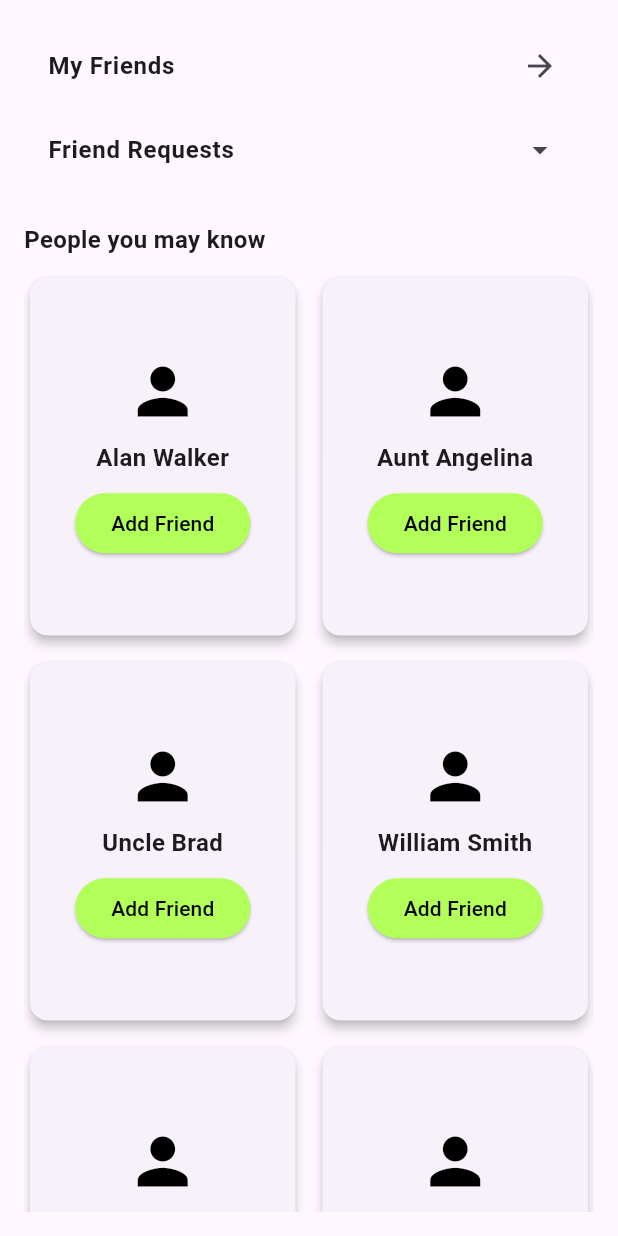
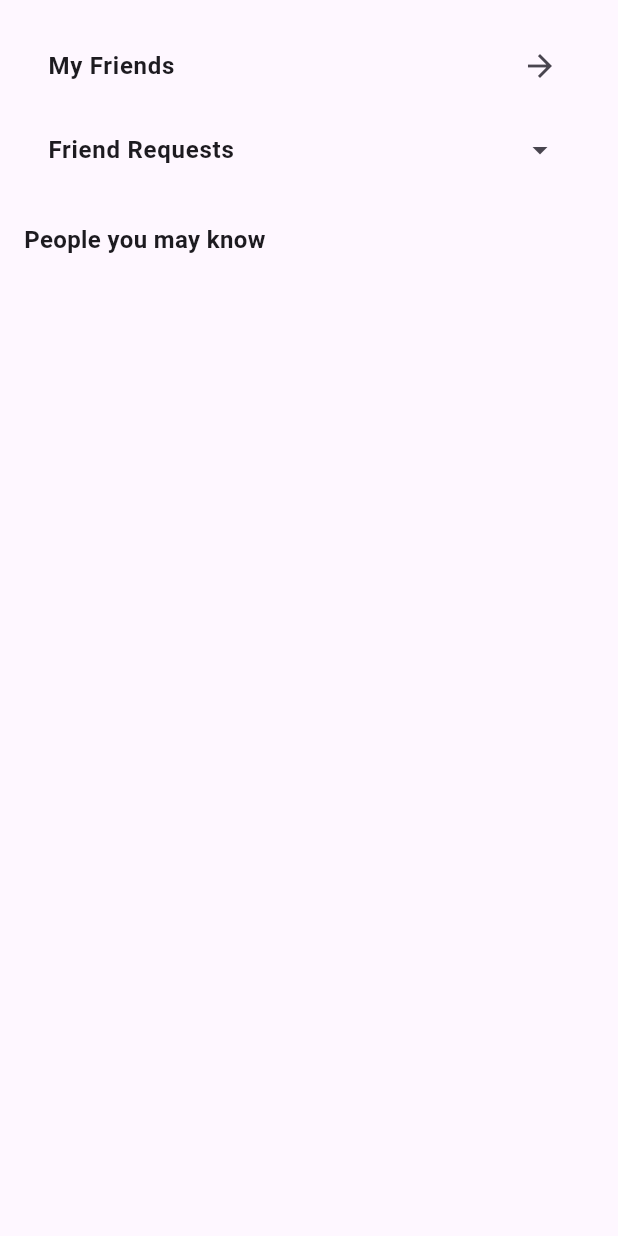
Before and after one commit to uhabit-cs320/uhabit-app, a Flutter app: the FriendScreen widget shown alone on an empty page, opened directly, on a phone screen of 412 x 824 dp. Run offline on Flutter 3.47's test engine with Material 3 defaults, Android fonts, the phone set to English and light mode, and no system bars; our stand-ins replace firebase_auth, firebase_core, font_awesome_flutter, google_sign_in, sign_in_with_apple; accounts and stored records are empty.

Commit message:
working friend system

```diff
--- a/lib/AppBar.dart
+++ b/lib/AppBar.dart
@@ -1,5 +1,5 @@
 import 'package:flutter/material.dart';
-import 'SettingsScreen.dart'; // Import the SettingsScreen
+// Import the SettingsScreen
 import 'NotificationScreen.dart'; // Import the NotificationScreen
 
 class CustomAppBar extends StatelessWidget implements PreferredSizeWidget {
--- a/lib/FriendScreen.dart
+++ b/lib/FriendScreen.dart
@@ -1,5 +1,10 @@
 import 'package:flutter/material.dart';
+import 'package:UHabit/models/friend.dart';
+import 'package:UHabit/models/friend_request.dart';
+import 'package:UHabit/services/friend/friend_service.dart';
+import 'package:UHabit/services/friend/friend_service_impl.dart';
 import 'FriendsListScreen.dart';
+import 'package:UHabit/models/user_profile.dart';
 
 class FriendScreen extends StatefulWidget {
   @override
@@ -7,63 +12,55 @@ class FriendScreen extends StatefulWidget {
 }
 
 class _FriendScreenState extends State<FriendScreen> {
+  final FriendService _friendService = FriendServiceImpl();
   bool showFriendRequests = false;
+  List<Friend> friends = [];
+  List<UserProfile> suggestedFriends = [];
+  List<FriendRequest> friendRequests = [];
+  List<FriendRequest> outgoingFriendRequests = [];
+  bool isLoading = true;
 
-  List<String> friendRequests = ['Gordon Ramsay', 'Ronaldo Nazario'];
-  List<Map<String, String>> suggestedUsers = [
-    {'name': 'Alan Walker'},
-    {'name': 'Aunt Angelina'},
-    {'name': 'Uncle Brad'},
-    {'name': 'William Smith'},
-    {'name': 'Taylor Swift'},
-    {'name': 'Travis Scott'}
-  ];
+  @override
+  void initState() {
+    super.initState();
+    _loadData();
+  }
 
-  List<Map<String, String>> friends = [
-    {'name': 'Trung Dang'},
-    {'name': 'Joe Lebedev'},
-    {'name': 'Zachary Tobey'},
-    {'name': 'Shanyu Thibaut Juneja'},
-    {'name': 'Mr. Treehari'}
-  ];
+  Future<void> _loadData() async {
+    setState(() => isLoading = true);
+    try {
+      final futures = await Future.wait([
+        _friendService.getFriends(),
+        _friendService.getSuggestedFriends(),
+        _friendService.getIncomingFriendRequests(),
+        _friendService.getOutgoingFriendRequests(),
+      ]);
+
+      setState(() {
+        friends = futures[0] as List<Friend>;
+        suggestedFriends = futures[1] as List<UserProfile>;
+        friendRequests = futures[2] as List<FriendRequest>;
+        outgoingFriendRequests = futures[3] as List<FriendRequest>;
+        isLoading = false;
+      });
+    } catch (e) {
+      print('Error loading friends data: $e');
+      setState(() => isLoading = false);
+    }
+  }
 
   void showSnackbar(BuildContext context, String message, Color color) {
     final snackBar = SnackBar(
-      content: Text(
-        message,
-        style: TextStyle(color: Colors.black),
-      ),
+      content: Text(message, style: TextStyle(color: Colors.black)),
       backgroundColor: color,
       duration: Duration(seconds: 2),
     );
     ScaffoldMessenger.of(context).showSnackBar(snackBar);
   }
 
-  @override
-  Widget build(BuildContext context) {
-    return Padding(
-      padding: const EdgeInsets.all(16.0),
-      child: Column(
-        crossAxisAlignment: CrossAxisAlignment.start,
+  Widget _buildFriendRequestsSection() {
+    return Column(
       children: [
-          // Navigate to My Friends list
-          ListTile(
-            title: Text(
-              'My Friends',
-              style: TextStyle(fontWeight: FontWeight.bold),
-            ),
-            trailing: Icon(Icons.arrow_forward),
-            onTap: () {
-              Navigator.push(
-                context,
-                MaterialPageRoute(
-                  builder: (context) => FriendsListScreen(friends: friends),
-                ),
-              );
-            },
-          ),
-
-          // Friend Requests section
         ListTile(
           title: Text(
             'Friend Requests',
@@ -79,22 +76,22 @@ class _FriendScreenState extends State<FriendScreen> {
           },
         ),
         if (showFriendRequests)
-            Column(
-              children: friendRequests
-                  .map((request) => ListTile(
-                title: Text(request),
+          ...friendRequests.where((request) => request.status == FriendRequestStatus.pending).map((request) => ListTile(
+            leading: CircleAvatar(
+                  radius: 20,
+                  backgroundImage: request.senderProfile?.photoUrl != null
+                    ? NetworkImage(request.senderProfile!.photoUrl!)
+                    : null,
+                ),
+            title: Text(request.senderProfile?.name ?? 'Unknown'),
             trailing: Row(
               mainAxisSize: MainAxisSize.min,
               children: [
                 IconButton(
                   icon: Icon(Icons.check, color: Colors.green),
-                      onPressed: () {
-                        setState(() {
-                          // Add the accepted friend to the friends list
-                          friends.add({'name': request});
-                          // Remove from friend requests
-                          friendRequests.remove(request);
-                        });
+                  onPressed: () async {
+                    await _friendService.acceptFriendRequest(request.senderId.toString());
+                    _loadData(); // Reload the data
                     showSnackbar(
                       context,
                       'Accepted friend request',
@@ -104,10 +101,9 @@ class _FriendScreenState extends State<FriendScreen> {
                 ),
                 IconButton(
                   icon: Icon(Icons.close, color: Colors.red),
-                      onPressed: () {
-                        setState(() {
-                          friendRequests.remove(request);
-                        });
+                  onPressed: () async {
+                    await _friendService.rejectFriendRequest(request.senderId.toString());
+                    _loadData(); // Reload the data
                     showSnackbar(
                       context,
                       'Rejected friend request',
@@ -117,9 +113,64 @@ class _FriendScreenState extends State<FriendScreen> {
                 ),
               ],
             ),
-              ))
-                  .toList(),
+          )).toList(),
+        if (showFriendRequests)
+          ...outgoingFriendRequests.where((request) => request.status == FriendRequestStatus.pending || request.status == FriendRequestStatus.rejected).map((request) => ListTile(
+          leading: CircleAvatar(
+            radius: 20,
+            backgroundImage: request.receiverProfile?.photoUrl != null
+              ? NetworkImage(request.receiverProfile!.photoUrl!)
+              : null,
           ),
+          title: Text(request.receiverProfile?.name ?? 'Unknown'),
+          trailing: switch(request.status) {
+            FriendRequestStatus.pending => IconButton(
+              icon: Icon(Icons.cancel, color: Colors.red),
+              onPressed: () async {
+                await _friendService.cancelFriendRequest(request.receiverId.toString());
+                _loadData();
+              },
+            ),
+            FriendRequestStatus.rejected => Icon(Icons.close, color: Colors.grey, size: 24),
+            _ => throw UnimplementedError(),
+          },
+          )).toList(),
+      ],
+    );
+  }
+
+  @override
+  Widget build(BuildContext context) {
+    if (isLoading) {
+      return Center(child: CircularProgressIndicator());
+    }
+
+    return Padding(
+      padding: const EdgeInsets.all(16.0),
+      child: SingleChildScrollView(
+        child: Column(
+          crossAxisAlignment: CrossAxisAlignment.start,
+          children: [
+            // Navigate to My Friends list
+            ListTile(
+              title: Text(
+                'My Friends',
+                style: TextStyle(fontWeight: FontWeight.bold),
+              ),
+              trailing: Icon(Icons.arrow_forward),
+              onTap: () {
+                Navigator.push(
+                  context,
+                  MaterialPageRoute(
+                    builder: (context) => FriendsListScreen(
+                      friends: friends,
+                    ),
+                  ),
+                );
+              },
+            ),
+
+            _buildFriendRequestsSection(),
 
             // Suggested Users Gallery
             Padding(
@@ -130,47 +181,52 @@ class _FriendScreenState extends State<FriendScreen> {
               ),
             ),
             SizedBox(height: 10),
-          Expanded(
-            child: GridView.builder(
+            GridView.builder(
+              shrinkWrap: true,
+              physics: NeverScrollableScrollPhysics(),
               gridDelegate: SliverGridDelegateWithFixedCrossAxisCount(
                 crossAxisCount: 2,
                 childAspectRatio: 3 / 4,
                 mainAxisSpacing: 10,
                 crossAxisSpacing: 10,
               ),
-              itemCount: suggestedUsers.length,
+              itemCount: suggestedFriends.length,
               itemBuilder: (context, index) {
-                final user = suggestedUsers[index];
+                final suggestedName = suggestedFriends[index].name;
                 return Card(
                   elevation: 3,
                   child: Column(
                     mainAxisAlignment: MainAxisAlignment.center,
                     children: [
-                      Icon(
-                        Icons.person,
-                        size: 50,
-                        color: Colors.black,
+                      CircleAvatar(
+                        radius: 60,
+                        backgroundImage: suggestedFriends[index].photoUrl != null
+                          ? NetworkImage(suggestedFriends[index].photoUrl!)
+                          : null,
                       ),
-                      SizedBox(height: 8),
+                      SizedBox(height: 6),
                       Text(
-                        user['name']!,
+                        suggestedName ?? '',
                         style: TextStyle(fontSize: 16, fontWeight: FontWeight.bold),
                         textAlign: TextAlign.center,
                       ),
-                      SizedBox(height: 8),
+                      SizedBox(height: 2),
                       ElevatedButton(
-                        onPressed: () {
-                          setState(() {
-                            suggestedUsers.removeAt(index);
-                          });
+                        onPressed: () async {
+                          final user = suggestedFriends[index];
+                          await _friendService.sendFriendRequest(user.id);
+                          _loadData();
                           showSnackbar(
                             context,
-                            'Friend request sent to ${user['name']}',
+                            'Friend request sent to ${user.name}',
                             Colors.tealAccent,
                           );
+                          setState(() {
+                            suggestedFriends.removeAt(index);
+                          });
                         },
                         style: ElevatedButton.styleFrom(
-                          backgroundColor: Colors.lightGreenAccent, // Background color
+                          backgroundColor: Colors.lightGreenAccent,
                         ),
                         child: Text('Add Friend',
                             style: TextStyle(color: Colors.black)),
@@ -180,8 +236,8 @@ class _FriendScreenState extends State<FriendScreen> {
                 );
               },
             ),
+          ],
         ),
-        ],
       ),
     );
   }
--- a/lib/NotificationScreen.dart
+++ b/lib/NotificationScreen.dart
@@ -1,5 +1,4 @@
 import 'package:flutter/material.dart';
-import 'SettingsScreen.dart';
 
 class NotificationScreen extends StatelessWidget {
   @override
--- a/lib/main.dart
+++ b/lib/main.dart
@@ -8,7 +8,6 @@ import 'CalendarScreen.dart';
 import 'HomeScreen.dart';
 import 'FriendScreen.dart';
 import 'AppBar.dart';
-import 'SplashScreen.dart';
 import 'services/auth_service.dart';
 import 'services/mock_user_profile_service.dart';
 import 'services/firebase_auth_service.dart';
@@ -16,6 +15,7 @@ import 'services/firebase_auth_service.dart';
 void main() async {
   WidgetsFlutterBinding.ensureInitialized();
   await Firebase.initializeApp();
+  print(Firebase.app().options);
   await FirebaseAuth.instance.useAuthEmulator('localhost', 9099);
 
   final userService = MockUserProfileService();
@@ -44,8 +44,8 @@ class MyApp extends StatelessWidget {
 
           return snapshot.hasData
             ? Screen()
-            // : SignUpScreen(authService: authService); #TODO: uncomment this
-          : Screen();
+            : SignUpScreen(authService: authService); //TODO: uncomment this
+          //: Screen();
         },
 
       ),
--- /dev/null
+++ b/lib/models/friend.dart
@@ -0,0 +1,49 @@
+// friend.dart
+import 'package:UHabit/models/user_profile.dart';
+
+enum FriendStatus {
+  friend,
+  restricted,
+  removed;
+
+  static FriendStatus fromString(String status) {
+    return FriendStatus.values.firstWhere(
+      (e) => e.name.toLowerCase() == status.toLowerCase(),
+      orElse: () => FriendStatus.friend,
+    );
+  }
+}
+
+class Friend {
+  final int id;
+  final int userId;
+  final int friendId;
+  final FriendStatus status;
+  final DateTime createdDate;
+  final DateTime updatedDate;
+  UserProfile? friendProfile;
+
+  Friend({
+    required this.id,
+    required this.userId,
+    required this.friendId,
+    required this.status,
+    required this.createdDate,
+    required this.updatedDate,
+    this.friendProfile,
+  });
+
+  factory Friend.fromJson(Map<String, dynamic> json) {
+    return Friend(
+      id: json['id'],
+      userId: json['userId'],
+      friendId: json['friendId'],
+      status: FriendStatus.fromString(json['status']),
+      createdDate: DateTime.parse(json['createdDate']),
+      updatedDate: DateTime.parse(json['updatedDate']),
+      friendProfile: json['friendProfile'] != null
+          ? UserProfile.fromJson(json['friendProfile'])
+          : null,
+    );
+  }
+}
--- /dev/null
+++ b/lib/models/friend_request.dart
@@ -0,0 +1,45 @@
+import 'package:UHabit/models/user_profile.dart';
+
+enum FriendRequestStatus {
+  pending,
+  accepted,
+  rejected,
+  rescinded;
+
+  static FriendRequestStatus fromIndex(int index) {
+    return FriendRequestStatus.values[index];
+  }
+
+  static FriendRequestStatus fromString(String status) {
+    return FriendRequestStatus.values.firstWhere((e) => e.name == status.toLowerCase());
+  }
+}
+
+class FriendRequest {
+  final int id;
+  final int senderId;
+  final int receiverId;
+  final DateTime date;
+  final FriendRequestStatus status;
+  UserProfile? senderProfile;
+  UserProfile? receiverProfile;
+
+  FriendRequest({
+    required this.id,
+    required this.senderId,
+    required this.receiverId,
+    required this.date,
+    required this.status,
+  });
+
+  factory FriendRequest.fromJson(Map<String, dynamic> json) {
+    print('Friend request: ${json}');
+    return FriendRequest(
+      id: json['id'],
+      senderId: json['senderId'],
+      receiverId: json['receiverId'],
+      date: DateTime.parse(json['date']),
+      status: FriendRequestStatus.fromString(json['status']),
+    );
+  }
+}
--- /dev/null
+++ b/lib/models/user_profile.dart
@@ -0,0 +1,30 @@
+
+
+class UserProfile {
+  final String id;
+  final String? name;
+  final String? email;
+  final String? photoUrl;
+  final String? bio;
+  final Map<String, int>? habits;
+
+  UserProfile({
+    required this.id,
+    required this.name,
+    this.email,
+    this.photoUrl,
+    this.bio,
+    this.habits,
+  });
+
+  factory UserProfile.fromJson(Map<String, dynamic> json) {
+    return UserProfile(
+      id: json['id'].toString(),
+      name: json['name'] as String?,
+      email: json['email'] as String?,
+      photoUrl: json['picture'] as String?,
+      bio: json['bio'] as String?,
+      habits: Map<String, int>.from(json['habits'] ?? {}),
+    );
+  }
+}
--- a/lib/services/api_user_profile_service.dart
+++ b/lib/services/api_user_profile_service.dart
@@ -1,4 +1,5 @@
 import 'dart:convert';
+import 'package:UHabit/models/user_profile.dart';
 import 'package:http/http.dart' as http;
 import 'user_profile_service.dart';
 
--- a/lib/services/auth_service.dart
+++ b/lib/services/auth_service.dart
@@ -1,5 +1,4 @@
 import 'package:firebase_auth/firebase_auth.dart';
-import 'user_profile_service.dart';
 
 abstract class AuthService {
   Stream<User?> get authStateChanges;
--- a/lib/services/firebase_auth_service.dart
+++ b/lib/services/firebase_auth_service.dart
@@ -3,6 +3,7 @@ import 'package:google_sign_in/google_sign_in.dart';
 import 'package:sign_in_with_apple/sign_in_with_apple.dart';
 import 'auth_service.dart';
 import 'user_profile_service.dart';
+import 'package:UHabit/models/user_profile.dart';
 
 class FirebaseAuthService implements AuthService {
   final FirebaseAuth _auth = FirebaseAuth.instance;
--- /dev/null
+++ b/lib/services/friend/friend_service_impl.dart
@@ -0,0 +1,138 @@
+// friend_service.dart
+import 'package:UHabit/models/friend.dart';
+import 'package:UHabit/models/user_profile.dart';
+import 'package:UHabit/services/api_utils.dart';
+import 'package:UHabit/services/friend/friend_service.dart';
+import 'package:UHabit/models/friend_request.dart';
+import 'package:UHabit/services/user_service.dart';
+
+class FriendServiceImpl implements FriendService {
+  @override
+  Future<List<Friend>> getFriends() async {
+    final response = await ApiUtils.get<List<Friend>>(
+      '/api/v1/friends',
+      (json) => (json as List)
+          .map((item) => Friend.fromJson(item))
+          .toList(),
+    );
+
+    if (response != null) {
+      final userService = UserService();
+      await Future.wait(
+        response.map((friend) async {
+          friend.friendProfile = await userService.getPublicProfile(friend.friendId);
+        })
+      );
+    }
+
+    return response ?? [];
+  }
+
+  @override
+  Future<void> removeFriend(String friendId) async {
+    await ApiUtils.delete('/api/v1/friends/$friendId');
+  }
+
+  @override
+  Future<bool> isFriend(String friendId) async {
+    final response = await ApiUtils.get<bool>(
+      '/api/v1/friends/isFriend/$friendId',
+      (json) => json as bool,
+    );
+    return response ?? false;
+  }
+
+  @override
+  Future<List<UserProfile>> getSuggestedFriends() async {
+    final response = await ApiUtils.get<List<UserProfile>>(
+      '/api/v1/friends/suggested',
+      (json) => (json as List)
+          .map((item) => UserProfile.fromJson(item))
+          .toList(),
+    );
+
+    print('Suggested friends: ${response}');
+    return response ?? [];
+  }
+
+  @override
+  Future<List<FriendRequest>> getIncomingFriendRequests() async {
+    final response = await ApiUtils.get<List<FriendRequest>>(
+      '/api/v1/friend-requests/incoming',
+      (json) => (json as List)
+          .map((item) => FriendRequest.fromJson(item))
+          .toList(),
+    );
+
+    if (response != null) {
+      final userService = UserService();
+      // Fetch public profiles for each sender
+      await Future.wait(
+        response.map((request) async {
+          request.senderProfile = await userService.getPublicProfile(request.senderId);
+
+          print('Sender profile: ${request.senderProfile}');
+        })
+      );
+    }
+
+    return response ?? [];
+  }
+
+  @override
+  Future<List<FriendRequest>> getOutgoingFriendRequests() async {
+    final response = await ApiUtils.get<List<FriendRequest>>(
+      '/api/v1/friend-requests/outgoing',
+      (json) => (json as List)
+          .map((item) => FriendRequest.fromJson(item))
+          .toList(),
+    );
+
+
+    if (response != null) {
+      final userService = UserService();
+      await Future.wait(
+        response.map((request) async {
+          request.receiverProfile = await userService.getPublicProfile(request.receiverId);
+        })
+      );
+    }
+    return response ?? [];
+  }
+
+  @override
+  Future<void> sendFriendRequest(String targetId) async {
+    await ApiUtils.post(
+      '/api/v1/friend-requests/$targetId',
+      {},
+      (json) => null,
+    );
+  }
+
+  @override
+  Future<void> acceptFriendRequest(String senderId) async {
+    await ApiUtils.post(
+      '/api/v1/friend-requests/accept/$senderId',
+      {},
+      (json) => null,
+    );
+  }
+
+  @override
+  Future<void> rejectFriendRequest(String senderId) async {
+    await ApiUtils.post(
+      '/api/v1/friend-requests/reject/$senderId',
+      {},
+      (json) => null,
+    );
+  }
+
+  @override
+  Future<void> cancelFriendRequest(String targetId) async {
+    await ApiUtils.post(
+      '/api/v1/friend-requests/cancel/$targetId',
+      {},
+      (json) => null,
+    );
+  }
+}
--- a/lib/services/mock_user_profile_service.dart
+++ b/lib/services/mock_user_profile_service.dart
@@ -1,5 +1,6 @@
 import 'package:firebase_auth/firebase_auth.dart';
 import 'user_profile_service.dart';
+import 'package:UHabit/models/user_profile.dart';
 
 class MockUserProfileService implements UserProfileService {
   UserProfile? _currentUser;
```
Also changed, not shown: lib/FriendsListScreen.dart (+17 -44 lines), lib/UserScreen.dart (+5 -5 lines), lib/services/friend/friend_service.dart (added, +19 -0 lines), lib/services/friend/friend_service_mock.dart (added, +55 -0 lines), lib/services/user_profile_service.dart (+1 -32 lines), lib/services/user_service.dart (added, +11 -0 lines), firebase.json, 1 other file. Lines whose indentation alone changed are shown as unchanged.
